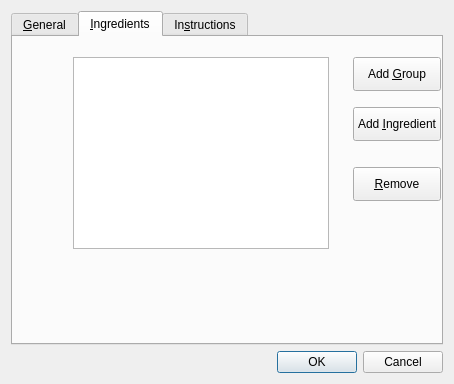
Old version of the form anymeal/edit_dialog.ui in the repository wedesoft/anymeal.
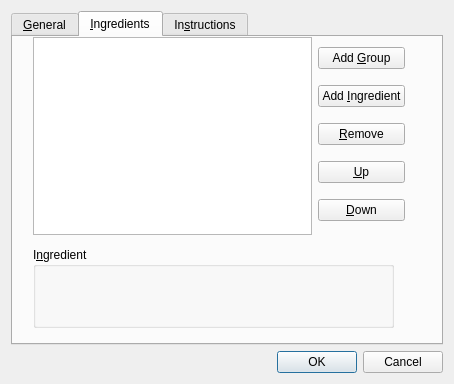
New version of the form. The open tabs and pages were chosen to show the change. Icons and pictures are not drawn.

Diff of the .ui file:
```diff
--- a/anymeal/edit_dialog.ui
+++ b/anymeal/edit_dialog.ui
@@ -108,54 +108,80 @@
       <attribute name="title">
        <string>&amp;Ingredients</string>
       </attribute>
-      <widget class="QTreeView" name="ingredients_view">
+      <widget class="QGroupBox" name="ingredient_group">
        <property name="geometry">
         <rect>
-         <x>60</x>
-         <y>20</y>
-         <width>256</width>
-         <height>192</height>
+         <x>20</x>
+         <y>210</y>
+         <width>361</width>
+         <height>81</height>
         </rect>
        </property>
-      </widget>
-      <widget class="QPushButton" name="ingredient_group_button">
-       <property name="geometry">
-        <rect>
-         <x>340</x>
-         <y>20</y>
-         <width>88</width>
-         <height>34</height>
-        </rect>
+       <property name="title">
+        <string>I&amp;ngredient</string>
        </property>
-       <property name="text">
-        <string>Add &amp;Group</string>
-       </property>
       </widget>
-      <widget class="QPushButton" name="ingredient_button">
+      <widget class="QWidget" name="">
        <property name="geometry">
         <rect>
-         <x>340</x>
-         <y>70</y>
-         <width>88</width>
-         <height>34</height>
+         <x>20</x>
+         <y>0</y>
+         <width>372</width>
+         <height>198</height>
         </rect>
        </property>
-       <property name="text">
-        <string>Add &amp;Ingredient</string>
-       </property>
-      </widget>
-      <widget class="QPushButton" name="remove_button">
-       <property name="geometry">
-        <rect>
-         <x>340</x>
-         <y>130</y>
-         <width>88</width>
-         <height>34</height>
-        </rect>
-       </property>
-       <property name="text">
-        <string>&amp;Remove</string>
-       </property>
+       <layout class="QHBoxLayout" name="horizontalLayout_2">
+        <item>
+         <widget class="QTreeView" name="ingredients_view"/>
+        </item>
+        <item>
+         <layout class="QVBoxLayout" name="verticalLayout_3">
+          <item>
+           <widget class="QPushButton" name="ingredient_group_button">
+            <property name="text">
+             <string>Add &amp;Group</string>
+            </property>
+           </widget>
+          </item>
+          <item>
+           <widget class="QPushButton" name="ingredient_button">
+            <property name="text">
+             <string>Add &amp;Ingredient</string>
+            </property>
+           </widget>
+          </item>
+          <item>
+           <widget class="QPushButton" name="remove_button">
+            <property name="text">
+             <string>&amp;Remove</string>
+            </property>
+           </widget>
+          </item>
+          <item>
+           <widget class="QPushButton" name="ingredient_up_button">
+            <property name="text">
+             <string>&amp;Up</string>
+            </property>
+            <property name="icon">
+             <iconset resource="anymeal.qrc">
+              <normaloff>:/images/up.svg</normaloff>:/images/up.svg</iconset>
+            </property>
+           </widget>
+          </item>
+          <item>
+           <widget class="QPushButton" name="ingredient_down_button">
+            <property name="text">
+             <string>&amp;Down</string>
+            </property>
+            <property name="icon">
+             <iconset resource="anymeal.qrc">
+              <normaloff>:/images/down.svg</normaloff>:/images/down.svg</iconset>
+            </property>
+           </widget>
+          </item>
+         </layout>
+        </item>
+       </layout>
       </widget>
      </widget>
      <widget class="QWidget" name="instructions_tab">
```
Left out of the diff: 6 changed lines with no effect on the pictures.
